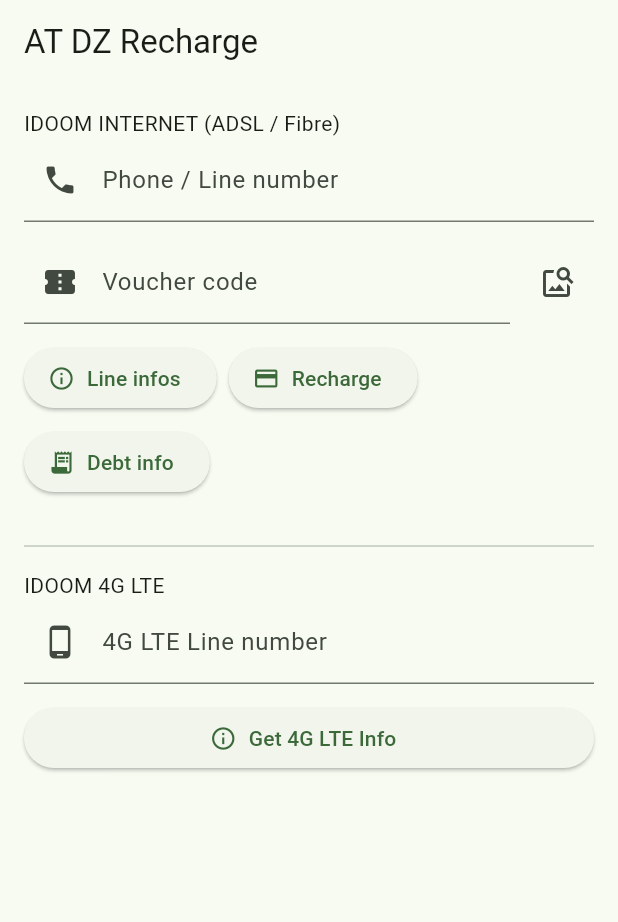
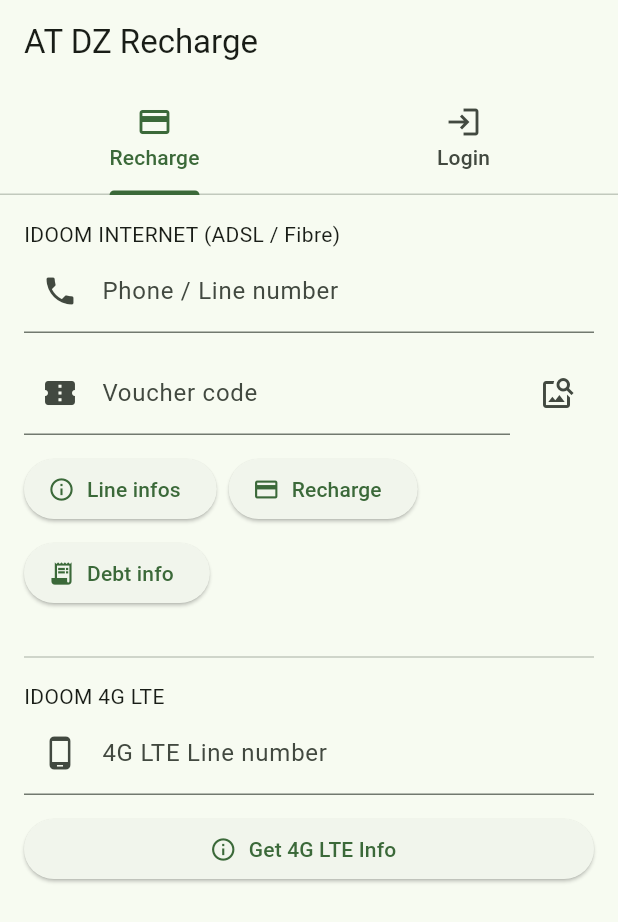
Before and after one commit to lauramikodo-star/telecomAT, a Flutter app: the screen it shows after launch, on a phone screen of 412 x 824 dp. Shown: the top 922 px of the screen. Run offline on Flutter 3.47's test engine with Material 3 defaults, Android fonts, the phone set to English and light mode, and no system bars; our stand-ins replace image_picker.

Commit message:
feat: Add login tab and authentication logic
This commit introduces a new login tab to the application, allowing users to authenticate using their phone number and password.

Key changes include:
- Refactoring the home screen to use a `TabBar` layout with "Recharge" and "Login" tabs.
- Adding a new `LoginScreen` widget with fields for credentials and a button to trigger the login process.
- Implementing the `login` method in the `AlgerieTelecomApi` service to handle the authentication API call.
- Updating the `AppState` to manage the authentication state, including loading status and login results.
- Moving sensitive credentials to a `config.json` file, which is excluded from version control, to enhance security.
- Adding a `config.json.example` template to guide developers.
- Improving error handling in the `LoginScreen` to provide better feedback to the user.

```diff
--- a/lib/screens/home_screen.dart
+++ b/lib/screens/home_screen.dart
@@ -4,15 +4,31 @@ import 'package:image_picker/image_picker.dart';
 import 'package:provider/provider.dart';
 import '../services/algerie_telecom_api.dart';
 import '../services/gemini_api.dart';
+import 'login_screen.dart';
 
 class AppState extends ChangeNotifier {
   final api = AlgerieTelecomApi();
-  // TODO: Replace with your actual Gemini API key.
   final geminiApi = GeminiApi("YOUR_GEMINI_API_KEY");
   Map<String, dynamic>? lineInfo;
   Map<String, dynamic>? line4gInfo;
+  Map<String, dynamic>? _loginResult;
   String? lastMessage;
   bool loading = false;
+
+  Map<String, dynamic>? get loginResult => _loginResult;
+
+  Future<void> login(String nd, String password) async {
+    loading = true;
+    notifyListeners();
+    try {
+      _loginResult = await api.login(nd, password);
+    } catch (e) {
+      _loginResult = {'error': e.toString()};
+    } finally {
+      loading = false;
+      notifyListeners();
+    }
+  }
 
   Future<void> fetchInfo(String number) async {
     loading = true;
@@ -124,11 +140,32 @@ class _HomeScreenState extends State<HomeScreen> {
 
   @override
   Widget build(BuildContext context) {
+    return DefaultTabController(
+      length: 2,
+      child: Scaffold(
+        appBar: AppBar(
+          title: const Text('AT DZ Recharge'),
+          bottom: const TabBar(
+            tabs: [
+              Tab(text: 'Recharge', icon: Icon(Icons.payment)),
+              Tab(text: 'Login', icon: Icon(Icons.login)),
+            ],
+          ),
+        ),
+        body: TabBarView(
+          children: [
+            _buildRechargeTab(),
+            const LoginScreen(),
+          ],
+        ),
+      ),
+    );
+  }
+
+  Widget _buildRechargeTab() {
     final state = context.watch<AppState>();
 
-    return Scaffold(
-      appBar: AppBar(title: const Text('AT DZ Recharge')),
-      body: SafeArea(
+    return SafeArea(
       child: SingleChildScrollView(
         padding: const EdgeInsets.all(16),
         child: Column(
@@ -178,8 +215,7 @@ class _HomeScreenState extends State<HomeScreen> {
                           await state.fetchInfo(n);
                           final info = state.lineInfo;
                           if (info?['found'] == true) {
-                              _showSnack(
-                                  'Found ${info!['type']} | NCLI: ${info['ncli']}');
+                            _showSnack('Found ${info!['type']} | NCLI: ${info['ncli']}');
                           } else {
                             _showSnack('Not found', color: Colors.red);
                           }
@@ -214,7 +250,8 @@ class _HomeScreenState extends State<HomeScreen> {
                           } else {
                             _showSnack(
                               res['message']?.toString() ?? 'No debt',
-                                  color: Colors.green);
+                              color: Colors.green,
+                            );
                           }
                         },
                   icon: const Icon(Icons.receipt_long),
@@ -245,8 +282,7 @@ class _HomeScreenState extends State<HomeScreen> {
                       await state.fetch4gInfo(n);
                       final info = state.line4gInfo;
                       if (info?['succes'] == '1') {
-                          _showSnack(
-                              'Found ${info!['type']} | NCLI: ${info['ncli']}');
+                        _showSnack('Found ${info!['type']} | NCLI: ${info['ncli']}');
                       } else {
                         _showSnack('Not found', color: Colors.red);
                       }
@@ -257,10 +293,8 @@ class _HomeScreenState extends State<HomeScreen> {
             const SizedBox(height: 16),
             if (state.loading) const LinearProgressIndicator(),
             const SizedBox(height: 16),
-              if (state.line4gInfo != null)
-                _4gInfoCard(data: state.line4gInfo!),
+            if (state.line4gInfo != null) _4gInfoCard(data: state.line4gInfo!),
           ],
-          ),
         ),
       ),
     );
--- a/pubspec.yaml
+++ b/pubspec.yaml
@@ -63,6 +63,7 @@ flutter:
   # To add assets to your application, add an assets section, like this:
   assets:
     - assets/
+    - assets/config.json
 
 
   # An image asset can refer to one or more resolution-specific "variants", see
```
Also changed, not shown: lib/screens/login_screen.dart (added, +95 -0 lines), lib/services/algerie_telecom_api.dart (+23 -0 lines), 2 other files. Lines whose indentation alone changed are shown as unchanged.
